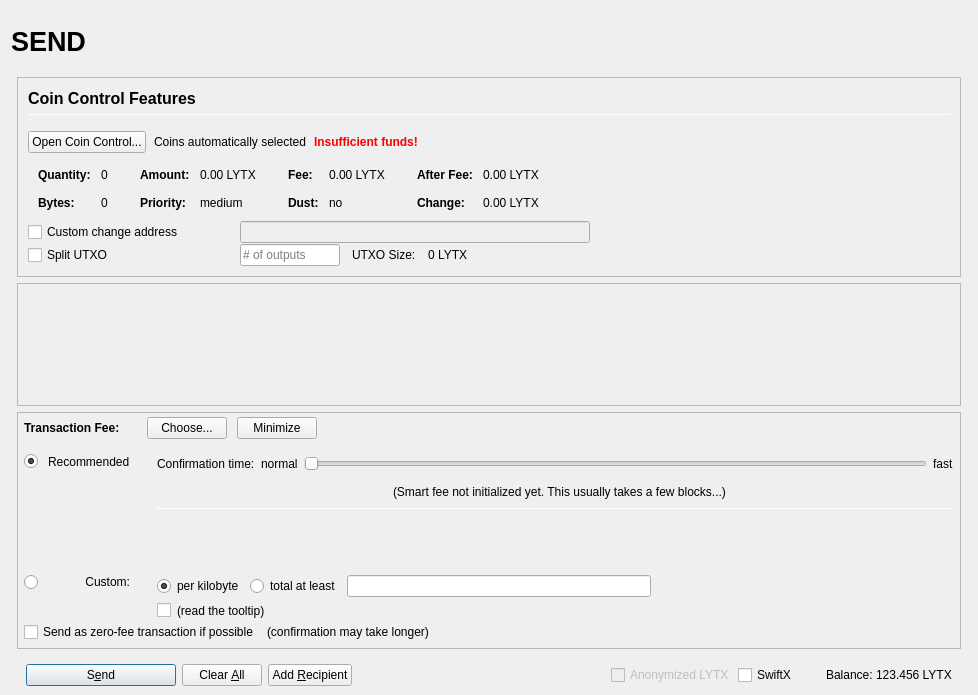
Before: the Qt Designer form src/qt/forms/sendcoinsdialog.ui in faetos/lockchain, drawn with Qt 5.
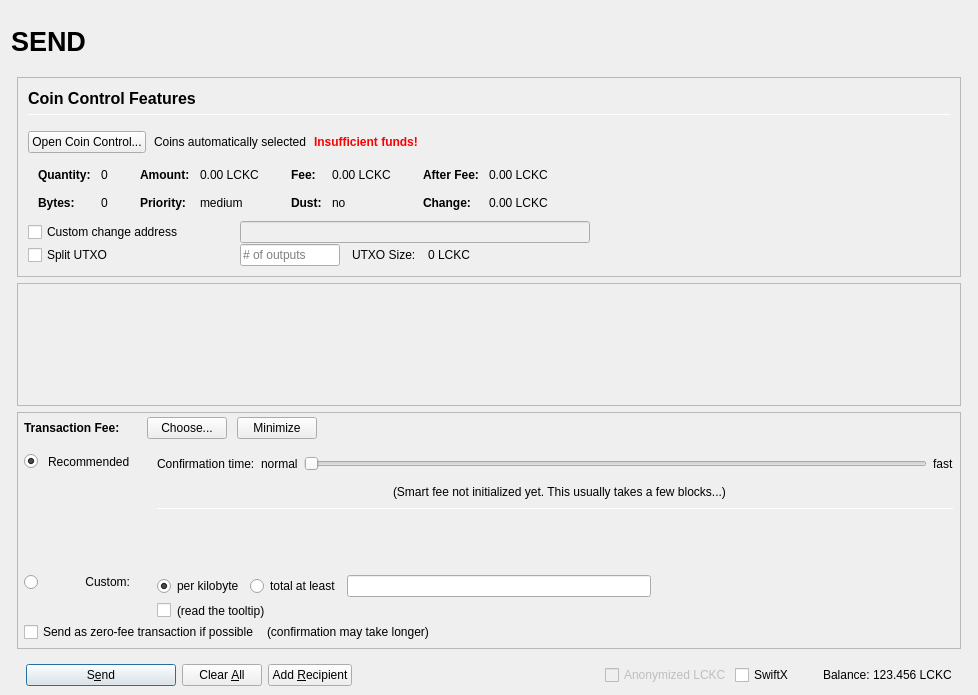
After: the same form once the commit is applied. Icons and pictures are not drawn. Custom widgets are drawn as their Qt base class.

Commit message: modifying wallet addresses and LCKC

What changed in the file:
```diff
--- a/src/qt/forms/sendcoinsdialog.ui
+++ b/src/qt/forms/sendcoinsdialog.ui
@@ -493,7 +493,7 @@
                         <enum>Qt::ActionsContextMenu</enum>
                        </property>
                        <property name="text">
-                        <string notr="true">0.00 LYTX</string>
+                        <string notr="true">0.00 LCKC</string>
                        </property>
                        <property name="textInteractionFlags">
                         <set>Qt::LinksAccessibleByMouse|Qt::TextSelectableByKeyboard|Qt::TextSelectableByMouse</set>
@@ -573,7 +573,7 @@
                         <enum>Qt::ActionsContextMenu</enum>
                        </property>
                        <property name="text">
-                        <string notr="true">0.00 LYTX</string>
+                        <string notr="true">0.00 LCKC</string>
                        </property>
                        <property name="textInteractionFlags">
                         <set>Qt::LinksAccessibleByMouse|Qt::TextSelectableByKeyboard|Qt::TextSelectableByMouse</set>
@@ -653,7 +653,7 @@
                         <enum>Qt::ActionsContextMenu</enum>
                        </property>
                        <property name="text">
-                        <string notr="true">0.00 LYTX</string>
+                        <string notr="true">0.00 LCKC</string>
                        </property>
                        <property name="textInteractionFlags">
                         <set>Qt::LinksAccessibleByMouse|Qt::TextSelectableByKeyboard|Qt::TextSelectableByMouse</set>
@@ -682,7 +682,7 @@
                         <enum>Qt::ActionsContextMenu</enum>
                        </property>
                        <property name="text">
-                        <string notr="true">0.00 LYTX</string>
+                        <string notr="true">0.00 LCKC</string>
                        </property>
                        <property name="textInteractionFlags">
                         <set>Qt::LinksAccessibleByMouse|Qt::TextSelectableByKeyboard|Qt::TextSelectableByMouse</set>
@@ -849,7 +849,7 @@
                 <item>
                  <widget class="QLabel" name="labelBlockSize">
                   <property name="text">
-                   <string>0 LYTX</string>
+                   <string>0 LCKC</string>
                   </property>
                  </widget>
                 </item>
@@ -1686,7 +1686,7 @@
                 <bool>false</bool>
                </property>
                <property name="text">
-                <string>Anonymized LYTX</string>
+                <string>Anonymized LCKC</string>
                </property>
               </widget>
              </item>
@@ -1725,7 +1725,7 @@
                 <cursorShape>IBeamCursor</cursorShape>
                </property>
                <property name="text">
-                <string notr="true">123.456 LYTX</string>
+                <string notr="true">123.456 LCKC</string>
                </property>
                <property name="textInteractionFlags">
                 <set>Qt::LinksAccessibleByMouse|Qt::TextSelectableByKeyboard|Qt::TextSelectableByMouse</set>
```
Left out of the diff: 4 changed lines with no effect on the pictures. The commit also changes 67 other files.
